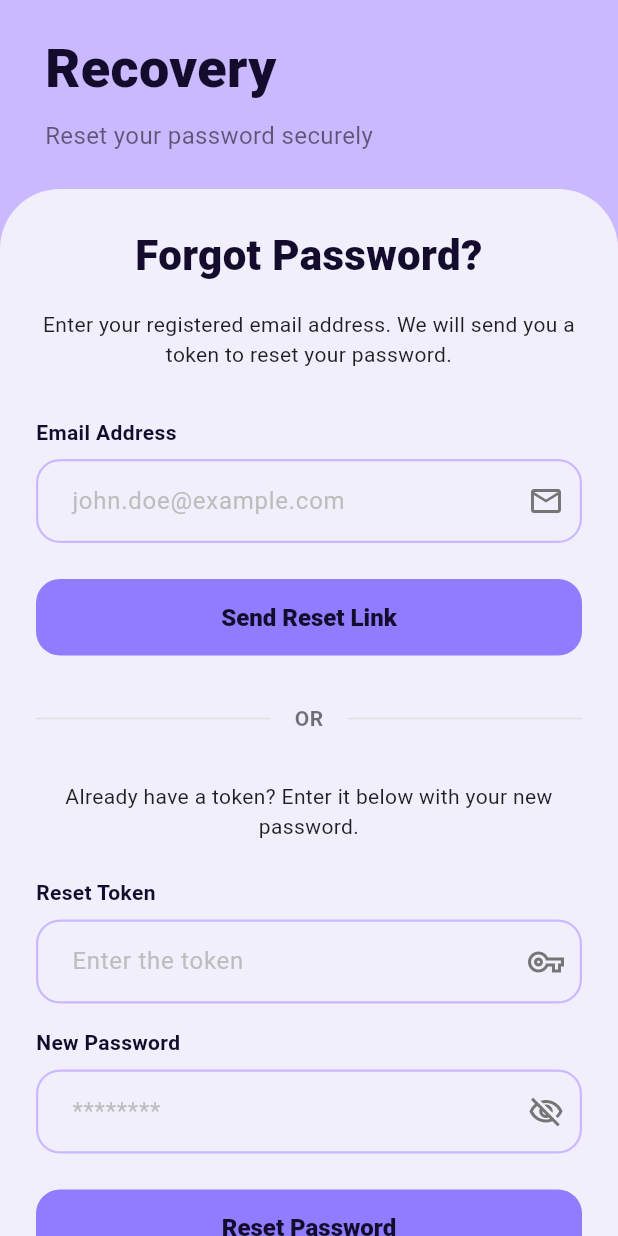
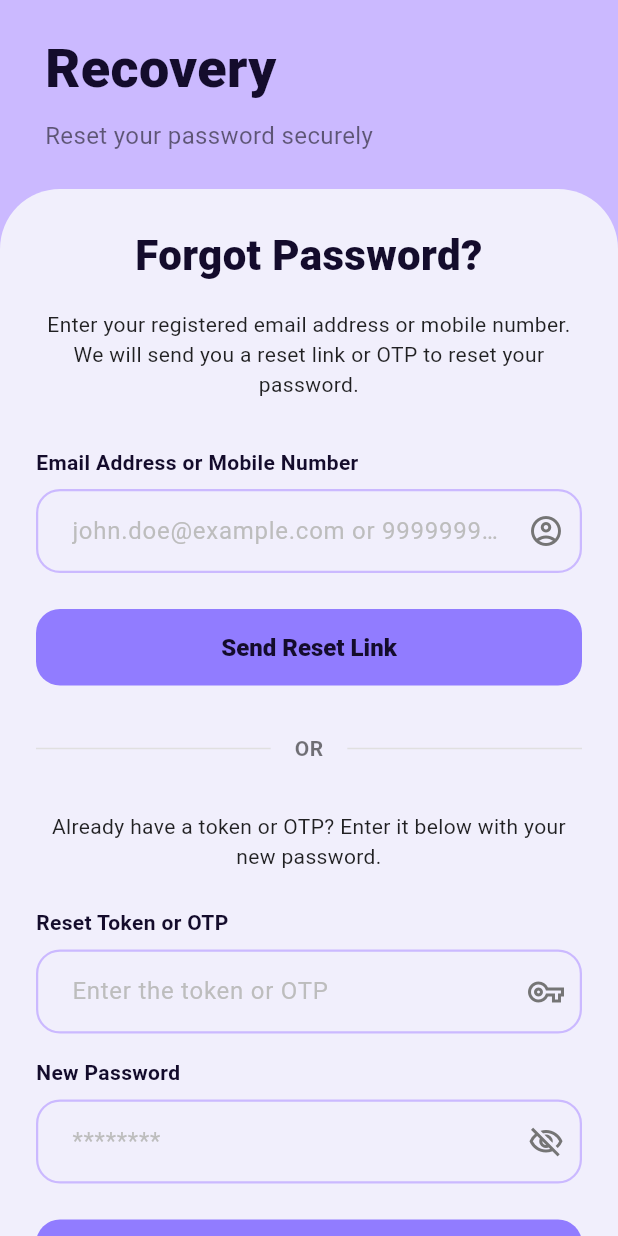
Before and after one commit to vipultarur/shreshtlibrary_app, a Flutter app: the screen it shows after launch, after a tap on "Forgot Password?", on a phone screen of 412 x 824 dp. Run offline on Flutter 3.47's test engine with Material 3 defaults, Android fonts, the phone set to English and light mode, and no system bars; our stand-ins replace cached_network_image, carousel_slider, dio, easy_date_timeline, firebase_core, firebase_messaging and 11 more; missing offline and left inert: mobile_scanner, razorpay_flutter; accounts and stored records are empty; network calls fail.

Commit message:
feat: integrate WhatsApp and OTP verification for registration and forgot password

```diff
--- a/lib/core/services/student_api.dart
+++ b/lib/core/services/student_api.dart
@@ -48,6 +48,14 @@ class StudentApi {
       _client.unwrap(response, (_) => null);
     }
 
+    Future<void> sendRegisterOtp(String mobile) async {
+      final response = await _client.post<dynamic>(
+        '/auth/send-register-otp',
+        data: {'mobile': mobile},
+      );
+      _client.unwrap(response, (_) => null);
+    }
+
   Future<LoginResult> verifyOtp(String mobile, String otp) async {
     final response = await _client.post<dynamic>(
       '/auth/verify-otp',
@@ -56,18 +64,19 @@ class StudentApi {
     return _client.unwrap(response, LoginResult.fromJson);
   }
 
-  Future<void> forgotPassword(String email) async {
+  Future<void> forgotPassword(String identifier) async {
     final response = await _client.post<dynamic>(
       '/auth/forgot-password',
-      data: {'email': email},
+      data: {'identifier': identifier},
     );
     _client.unwrap(response, (_) => null);
   }
 
-  Future<void> resetPassword(String token, String password) async {
+  Future<void> resetPassword(String identifier, String token, String password) async {
     final response = await _client.post<dynamic>(
       '/auth/reset-password',
       data: {
+        'identifier': identifier,
         'token': token,
         'new_password': password,
         'confirm_password': password,
--- a/lib/features/auth/presentation/auth_controller.dart
+++ b/lib/features/auth/presentation/auth_controller.dart
@@ -73,10 +73,12 @@ class AuthController extends Notifier<AuthState> {
 
   Future<void> sendOtp(String mobile) => _api.sendOtp(mobile);
 
-  Future<void> forgotPassword(String email) => _api.forgotPassword(email);
+  Future<void> sendRegisterOtp(String mobile) => _api.sendRegisterOtp(mobile);
 
-  Future<void> resetPassword(String token, String password) =>
-      _api.resetPassword(token, password);
+  Future<void> forgotPassword(String identifier) => _api.forgotPassword(identifier);
+
+  Future<void> resetPassword(String identifier, String token, String password) =>
+      _api.resetPassword(identifier, token, password);
 
   Future<void> logout() async {
     try {
--- a/lib/features/auth/presentation/screens/forgot_password_screen.dart
+++ b/lib/features/auth/presentation/screens/forgot_password_screen.dart
@@ -15,7 +15,7 @@ class ForgotPasswordScreen extends ConsumerStatefulWidget {
 }
 
 class _ForgotPasswordScreenState extends ConsumerState<ForgotPasswordScreen> {
-  final _email = TextEditingController();
+  final _identifier = TextEditingController();
   final _token = TextEditingController();
   final _password = TextEditingController();
   bool _obscurePassword = true;
@@ -23,7 +23,7 @@ class _ForgotPasswordScreenState extends ConsumerState<ForgotPasswordScreen> {
 
   @override
   void dispose() {
-    _email.dispose();
+    _identifier.dispose();
     _token.dispose();
     _password.dispose();
     super.dispose();
@@ -32,8 +32,12 @@ class _ForgotPasswordScreenState extends ConsumerState<ForgotPasswordScreen> {
   Future<void> _request() async {
     setState(() => _fieldErrors = {});
     try {
-      await ref.read(authControllerProvider.notifier).forgotPassword(_email.text.trim());
-      if (mounted) showSnack(context, 'Password reset request sent. Please check your email.');
+      final identifier = _identifier.text.trim();
+      await ref.read(authControllerProvider.notifier).forgotPassword(identifier);
+      if (mounted) {
+        final isEmail = identifier.contains('@');
+        showSnack(context, isEmail ? 'Password reset link sent to your email.' : 'Password reset OTP sent to your WhatsApp.');
+      }
     } on ApiFailure catch (failure) {
       if (mounted) {
         if (failure.errors is Map<String, dynamic>) {
@@ -49,7 +53,7 @@ class _ForgotPasswordScreenState extends ConsumerState<ForgotPasswordScreen> {
   Future<void> _reset() async {
     setState(() => _fieldErrors = {});
     try {
-      await ref.read(authControllerProvider.notifier).resetPassword(_token.text.trim(), _password.text);
+      await ref.read(authControllerProvider.notifier).resetPassword(_identifier.text.trim(), _token.text.trim(), _password.text);
       if (mounted) {
         showSnack(context, 'Password reset successfully. You can now login.');
         context.go('/login');
@@ -85,18 +89,18 @@ class _ForgotPasswordScreenState extends ConsumerState<ForgotPasswordScreen> {
           ),
           const SizedBox(height: 16),
           const Text(
-            'Enter your registered email address. We will send you a token to reset your password.',
+            'Enter your registered email address or mobile number. We will send you a reset link or OTP to reset your password.',
             textAlign: TextAlign.center,
             style: TextStyle(fontSize: 14, color: Colors.black87),
           ),
           const SizedBox(height: 32),
           AuthTextField(
-            label: 'Email Address',
-            hint: 'john.doe@example.com',
-            controller: _email,
+            label: 'Email Address or Mobile Number',
+            hint: 'john.doe@example.com or 9999999999',
+            controller: _identifier,
             keyboardType: TextInputType.emailAddress,
-            suffixIcon: Icons.email_outlined,
-            errorText: _fieldErrors['email'] is List ? _fieldErrors['email'][0] : _fieldErrors['email']?.toString(),
+            suffixIcon: Icons.account_circle_outlined,
+            errorText: _fieldErrors['identifier'] is List ? _fieldErrors['identifier'][0] : (_fieldErrors['identifier'] ?? _fieldErrors['email'])?.toString(),
           ),
           const SizedBox(height: 24),
           ElevatedButton(
@@ -125,14 +129,14 @@ class _ForgotPasswordScreenState extends ConsumerState<ForgotPasswordScreen> {
           ),
           const SizedBox(height: 32),
           const Text(
-            'Already have a token? Enter it below with your new password.',
+            'Already have a token or OTP? Enter it below with your new password.',
             textAlign: TextAlign.center,
             style: TextStyle(fontSize: 14, color: Colors.black87),
           ),
           const SizedBox(height: 24),
           AuthTextField(
-            label: 'Reset Token',
-            hint: 'Enter the token',
+            label: 'Reset Token or OTP',
+            hint: 'Enter the token or OTP',
             controller: _token,
             suffixIcon: Icons.vpn_key_outlined,
             errorText: _fieldErrors['token'] is List ? _fieldErrors['token'][0] : _fieldErrors['token']?.toString(),
--- a/lib/features/auth/presentation/screens/register_screen.dart
+++ b/lib/features/auth/presentation/screens/register_screen.dart
@@ -21,6 +21,7 @@ class _RegisterScreenState extends ConsumerState<RegisterScreen> {
   final _lastName = TextEditingController();
   final _email = TextEditingController();
   final _mobile = TextEditingController();
+  final _otp = TextEditingController();
   final _dob = TextEditingController();
   final _address = TextEditingController();
   final _parentMobile = TextEditingController();
@@ -31,6 +32,8 @@ class _RegisterScreenState extends ConsumerState<RegisterScreen> {
   bool _busy = false;
   bool _obscurePassword = true;
   bool _obscureConfirmPassword = true;
+  bool _otpSent = false;
+  bool _sendingOtp = false;
   final Map<String, String> _clientErrors = {};
 
   static const goals = [
@@ -42,6 +45,7 @@ class _RegisterScreenState extends ConsumerState<RegisterScreen> {
   final _lastNameFocus = FocusNode();
   final _emailFocus = FocusNode();
   final _mobileFocus = FocusNode();
+  final _otpFocus = FocusNode();
   final _dobFocus = FocusNode();
   final _passwordFocus = FocusNode();
   final _confirmPasswordFocus = FocusNode();
@@ -93,7 +97,7 @@ class _RegisterScreenState extends ConsumerState<RegisterScreen> {
   @override
   void dispose() {
     for (final controller in [
-      _firstName, _lastName, _email, _mobile, _dob, _address, _parentMobile, _password, _confirmPassword,
+      _firstName, _lastName, _email, _mobile, _otp, _dob, _address, _parentMobile, _password, _confirmPassword,
     ]) {
       controller.dispose();
     }
@@ -101,6 +105,7 @@ class _RegisterScreenState extends ConsumerState<RegisterScreen> {
     _lastNameFocus.dispose();
     _emailFocus.dispose();
     _mobileFocus.dispose();
+    _otpFocus.dispose();
     _dobFocus.dispose();
     _passwordFocus.dispose();
     _confirmPasswordFocus.dispose();
@@ -120,6 +125,38 @@ class _RegisterScreenState extends ConsumerState<RegisterScreen> {
     }
   }
 
+  Future<void> _sendOtp() async {
+    if (_sendingOtp) return;
+    final mobile = _mobile.text.trim();
+    if (mobile.length != 10) {
+      setState(() => _clientErrors['mobile'] = 'Enter a valid 10-digit mobile number.');
+      return;
+    }
+    setState(() {
+      _sendingOtp = true;
+      _clientErrors.remove('mobile');
+      _clientErrors.remove('otp');
+    });
+    try {
+      await ref.read(authControllerProvider.notifier).sendRegisterOtp(mobile);
+      if (mounted) {
+        setState(() => _otpSent = true);
+        showSnack(context, 'OTP sent to your WhatsApp successfully!');
+      }
+    } on ApiFailure catch (e) {
+      if (mounted) {
+        if (e.errors is Map<String, dynamic> && (e.errors as Map<String, dynamic>).containsKey('mobile')) {
+           final msg = (e.errors as Map<String, dynamic>)['mobile'];
+           setState(() => _clientErrors['mobile'] = msg is List ? msg[0] : msg.toString());
+        } else {
+           showSnack(context, e.message);
+        }
+      }
+    } finally {
+      if (mounted) setState(() => _sendingOtp = false);
+    }
+  }
+
   Future<void> _register() async {
     if (_busy) return;
 
@@ -127,6 +164,7 @@ class _RegisterScreenState extends ConsumerState<RegisterScreen> {
     final lastName = _lastName.text.trim();
     final email = _email.text.trim();
     final mobile = _mobile.text.trim();
+    final otp = _otp.text.trim();
     final dob = _dob.text.trim();
     final password = _password.text;
     final confirmPassword = _confirmPassword.text;
@@ -172,6 +210,10 @@ class _RegisterScreenState extends ConsumerState<RegisterScreen> {
       firstErrorFocus ??= _mobileFocus;
     }
 
+    if (otp.isEmpty) {
+      addError('otp', 'OTP is required.', _otpFocus);
+    }
+
     if (dob.isEmpty) { addError('dob', 'Birthday is required', _dobFocus); }
 
     if (password.isEmpty) {
@@ -188,7 +230,7 @@ class _RegisterScreenState extends ConsumerState<RegisterScreen> {
 
     if (hasError) {
       setState(() {});
-      if (_step == 2 && (_clientErrors.containsKey('first_name') || _clientErrors.containsKey('last_name') || _clientErrors.containsKey('email') || _clientErrors.containsKey('mobile'))) {
+      if (_step == 2 && (_clientErrors.containsKey('first_name') || _clientErrors.containsKey('last_name') || _clientErrors.containsKey('email') || _clientErrors.containsKey('mobile') || _clientErrors.containsKey('otp'))) {
         setState(() => _step = 1);
         showSnack(context, 'Please fix errors in Step 1');
       }
@@ -202,6 +244,7 @@ class _RegisterScreenState extends ConsumerState<RegisterScreen> {
       'last_name': lastName,
       'email': email,
       'mobile': mobile,
+      'otp': otp,
       'password': password,
       'confirm_password': confirmPassword,
       'goal': _goal,
@@ -218,7 +261,7 @@ class _RegisterScreenState extends ConsumerState<RegisterScreen> {
     } else {
       final auth = ref.read(authControllerProvider);
       final fieldErrors = auth.fieldErrors ?? {};
-      if (_step == 2 && (fieldErrors.containsKey('first_name') || fieldErrors.containsKey('last_name') || fieldErrors.containsKey('email') || fieldErrors.containsKey('mobile'))) {
+      if (_step == 2 && (fieldErrors.containsKey('first_name') || fieldErrors.containsKey('last_name') || fieldErrors.containsKey('email') || fieldErrors.containsKey('mobile') || fieldErrors.containsKey('otp'))) {
         setState(() => _step = 1);
         showSnack(context, 'Please fix errors in Step 1');
       } else {
@@ -324,7 +367,39 @@ class _RegisterScreenState extends ConsumerState<RegisterScreen> {
                 }
               },
             ),
-            const SizedBox(height: 24),
+            if (_otpSent) ...[
+              const SizedBox(height: 12),
+              AuthTextField(
+                label: 'OTP (Sent to WhatsApp)',
+                hint: 'Enter 6-digit OTP',
+                controller: _otp,
+                focusNode: _otpFocus,
+                keyboardType: TextInputType.number,
+                suffixIcon: Icons.message_outlined,
+                inputFormatters: [
+                  FilteringTextInputFormatter.digitsOnly,
+                  LengthLimitingTextInputFormatter(6),
+                ],
+                errorText: errorFor('otp'),
+                onChanged: (val) {
+                  if (_clientErrors.containsKey('otp')) {
+                    setState(() => _clientErrors.remove('otp'));
+                  }
+                },
+              ),
+            ] else ...[
+              const SizedBox(height: 8),
+              Align(
+                alignment: Alignment.centerRight,
+                child: TextButton(
+                  onPressed: _sendOtp,
+                  child: _sendingOtp
+                      ? const SizedBox(width: 16, height: 16, child: CircularProgressIndicator(strokeWidth: 2))
+                      : const Text('Send Verification OTP', style: TextStyle(fontWeight: FontWeight.bold)),
+                ),
+              ),
+            ],
+            const SizedBox(height: 12),
             ElevatedButton(
               onPressed: () {
                 setState(() => _step = 2);
```
Lines whose indentation alone changed are shown as unchanged.
